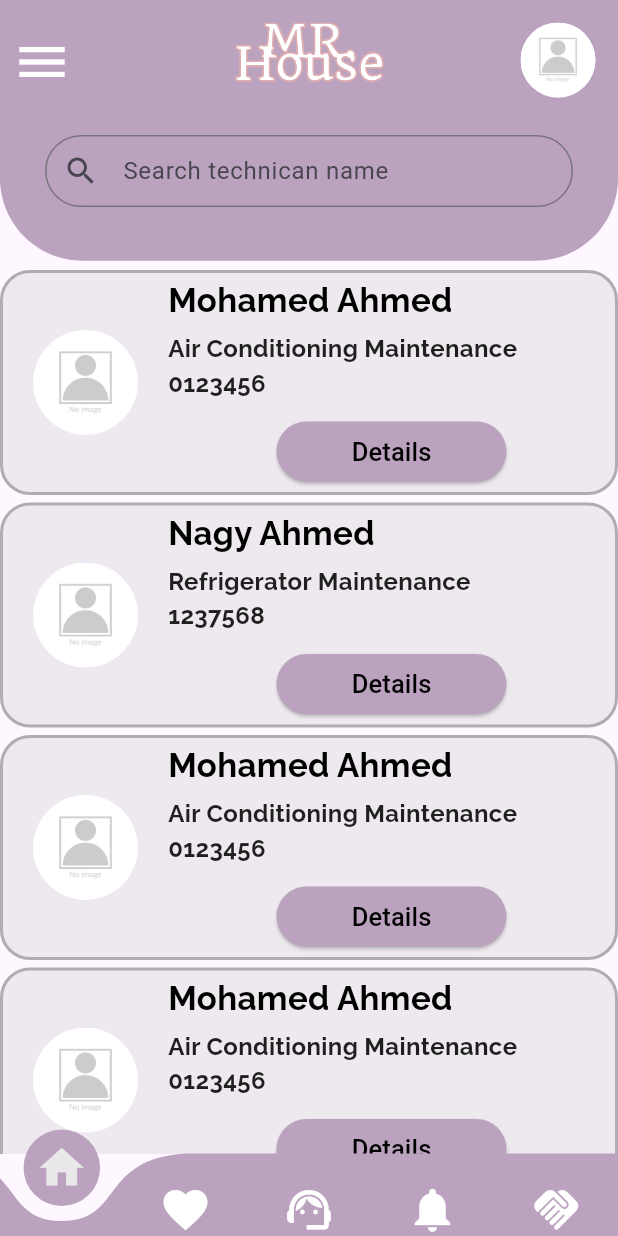
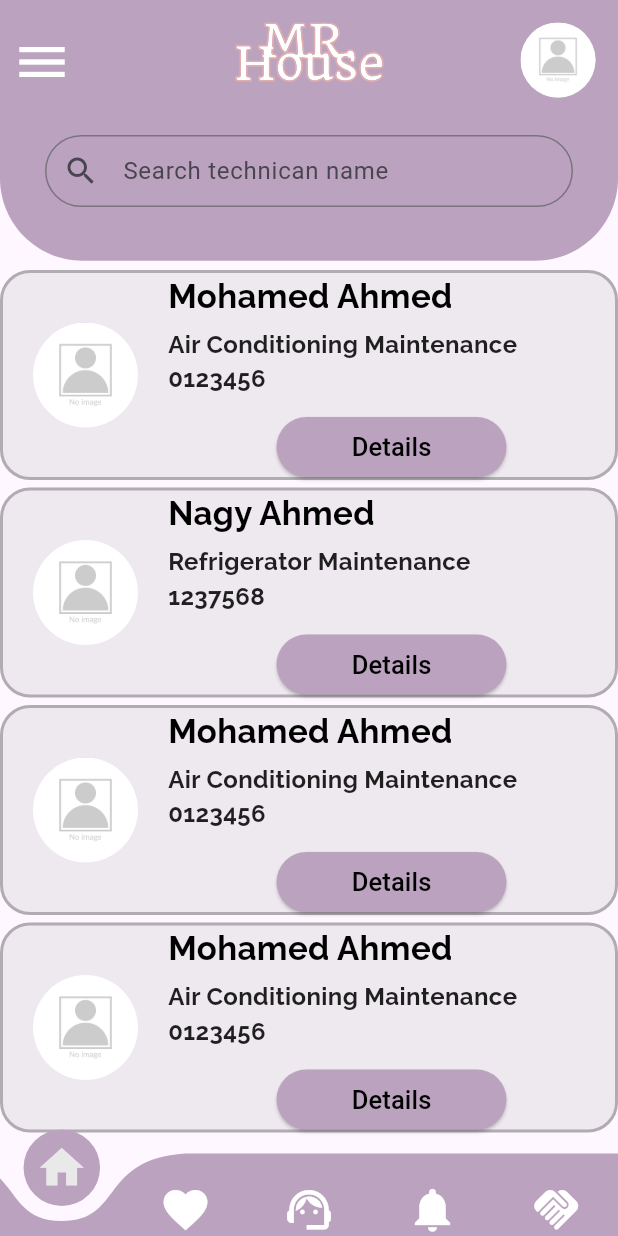
Before and after one commit to rawanhassan99/test, a Flutter app: the screen it shows after launch, on a phone screen of 412 x 824 dp. Run offline on Flutter 3.47's test engine with Material 3 defaults, Android fonts, the phone set to English and light mode, and no system bars; drawn by our look-alikes of curved_navigation_bar; our stand-ins replace flutter_svg.

Commit message:
first commit

```diff
--- a/lib/pages/workerslist.dart
+++ b/lib/pages/workerslist.dart
@@ -132,7 +132,7 @@ class WorkersList extends StatelessWidget {
                       return Column(
                         children: [
                           Container(
-                            height: 150,
+                            height: 140,
                             width: double.infinity,
                             decoration: BoxDecoration(
                               color: Color.fromARGB(31, 125, 124, 124),
@@ -238,15 +238,7 @@ class WorkersList extends StatelessWidget {
                   //nav bar
 
                 )
-  //              ,Container(
-  //   decoration: BoxDecoration(
-  //     border: Border.all(
-  //       color: Colors.white, // Adjust border color
-  //       width: 2.0, // Adjust border width
-  //     ),
-  //     child: Icon(Icons.home, size: 30, color: Colors.white),
-  //   ),
-  // ),
+
 
 
               ]
```
